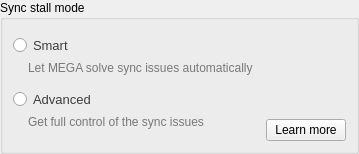
Qt form src/MEGASync/syncs/gui/Twoways/linux/SyncStallModeSelector.ui (meganz/MEGAsync) before a commit.
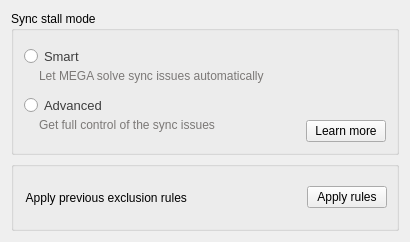
The same form after that commit.

Commit message: SAT-1713.Allow users to apply legacy exclusion rules

The edit to the form file:
```diff
--- a/src/MEGASync/syncs/gui/Twoways/linux/SyncStallModeSelector.ui
+++ b/src/MEGASync/syncs/gui/Twoways/linux/SyncStallModeSelector.ui
@@ -6,8 +6,8 @@
    <rect>
     <x>0</x>
     <y>0</y>
-    <width>359</width>
-    <height>154</height>
+    <width>410</width>
+    <height>242</height>
    </rect>
   </property>
   <property name="windowTitle">
@@ -28,21 +28,6 @@
 }</string>
   </property>
   <layout class="QVBoxLayout" name="verticalLayout">
-   <property name="spacing">
-    <number>0</number>
-   </property>
-   <property name="leftMargin">
-    <number>0</number>
-   </property>
-   <property name="topMargin">
-    <number>0</number>
-   </property>
-   <property name="rightMargin">
-    <number>0</number>
-   </property>
-   <property name="bottomMargin">
-    <number>0</number>
-   </property>
    <item>
     <widget class="QGroupBox" name="groupBox">
      <property name="styleSheet">
@@ -209,6 +194,45 @@
      </layout>
     </widget>
    </item>
+   <item>
+    <widget class="QGroupBox" name="gBugReport">
+     <property name="title">
+      <string/>
+     </property>
+     <layout class="QHBoxLayout" name="horizontalLayout_3">
+      <item>
+       <widget class="QLabel" name="label">
+        <property name="text">
+         <string> Apply previous exclusion rules</string>
+        </property>
+       </widget>
+      </item>
+      <item>
+       <spacer name="horizontalSpacer_2">
+        <property name="orientation">
+         <enum>Qt::Horizontal</enum>
+        </property>
+        <property name="sizeHint" stdset="0">
+         <size>
+          <width>233</width>
+          <height>20</height>
+         </size>
+        </property>
+       </spacer>
+      </item>
+      <item>
+       <widget class="QPushButton" name="bApplyLegacyExclusions">
+        <property name="text">
+         <string>Apply rules</string>
+        </property>
+        <property name="autoDefault">
+         <bool>false</bool>
+        </property>
+       </widget>
+      </item>
+     </layout>
+    </widget>
+   </item>
   </layout>
  </widget>
  <resources/>
```
The commit also changes 5 other files.
